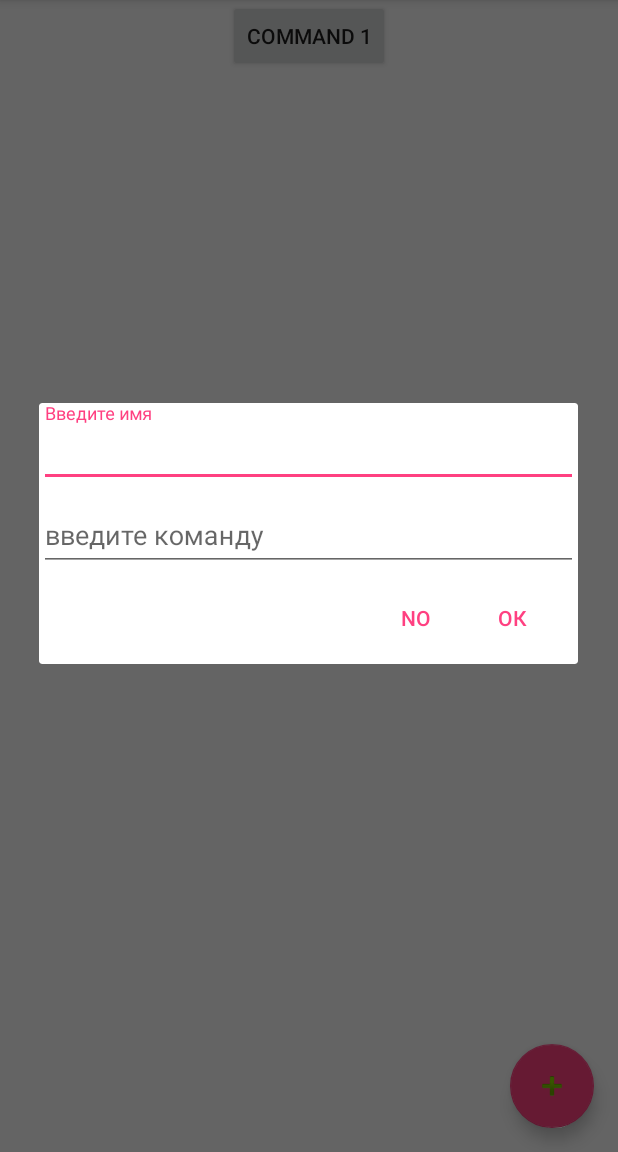
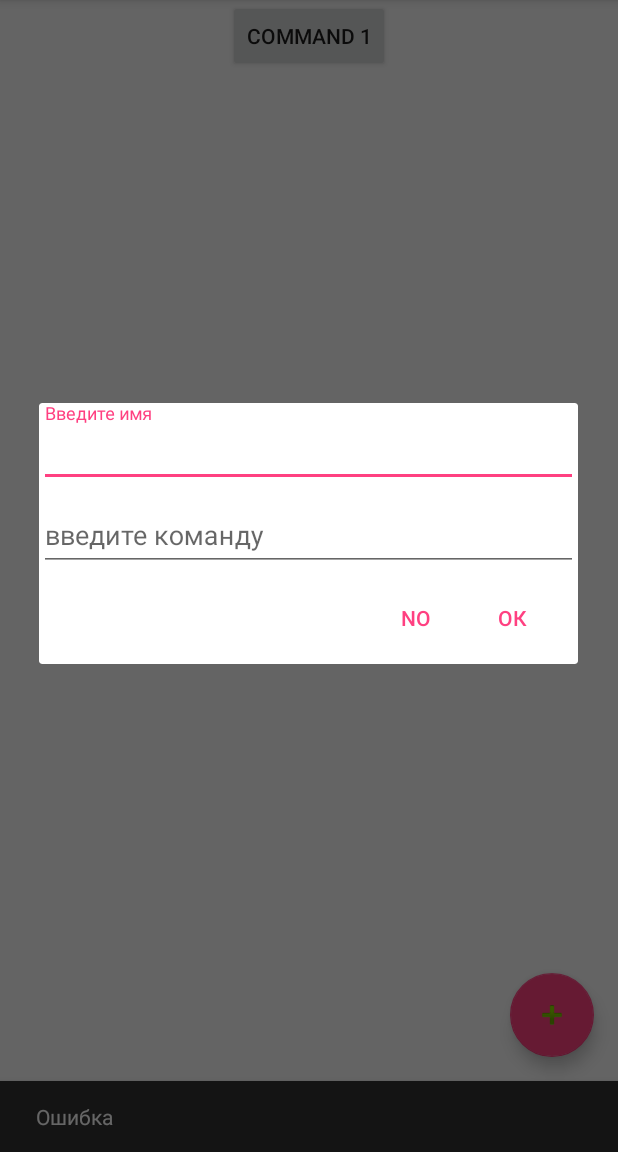
Before and after one commit to smeleyka/Pandora, an Android app: the screen it shows after launch (MainActivity), after a tap on an icon or button, on a phone screen of 412 x 824 dp, the part 84-1236 px from its top. Run offline under Robolectric (Android 15) with nearby library versions, the phone set to English and light mode, and no system bars; 1 other tap on this screen came first.

```diff
--- a/app/src/main/java/ru/smeleyka/pandora/MainActivity.java
+++ b/app/src/main/java/ru/smeleyka/pandora/MainActivity.java
@@ -1,17 +1,28 @@
 package ru.smeleyka.pandora;
 
+import android.Manifest;
 import android.content.DialogInterface;
+import android.content.Intent;
 import android.content.SharedPreferences;
+import android.content.pm.PackageManager;
+import android.net.Uri;
 import android.os.Bundle;
+import android.support.annotation.NonNull;
 import android.support.design.widget.FloatingActionButton;
+import android.support.design.widget.Snackbar;
+import android.support.v4.app.ActivityCompat;
 import android.support.v7.app.AlertDialog;
 import android.support.v7.app.AppCompatActivity;
 import android.support.v7.widget.Toolbar;
+import android.util.Log;
 import android.view.View;
+import android.widget.Button;
 
-public class MainActivity extends AppCompatActivity {
-    private static SharedPreferences sharedPref;
-    AlertDialog.Builder ad;
+public class MainActivity extends AppCompatActivity implements View.OnClickListener {
+    private static final int MY_PERMISSIONS_REQUEST_CALL_PHONE = 999;
+    private SharedPreferences sharedPref;
+    private Button button;
+    private AlertDialog.Builder ad;
 
     @Override
     protected void onCreate(Bundle savedInstanceState) {
@@ -19,10 +30,23 @@ public class MainActivity extends AppCompatActivity {
         setContentView(R.layout.activity_main);
         sharedPref = getPreferences(MODE_PRIVATE);
 
+        initView();
         initDialog();
+        initButton();
 
+    }
+
+    private void initButton() {
+        button = findViewById(R.id.button1);
+        button.setOnClickListener(this);
+
+    }
+
+    private void initView() {
+        Log.d("OnClick", "Init View");
         Toolbar toolbar = findViewById(R.id.toolbar);
         setSupportActionBar(toolbar);
+
 
         FloatingActionButton fab = findViewById(R.id.fab);
         fab.setOnClickListener(new View.OnClickListener() {
@@ -50,4 +74,38 @@ public class MainActivity extends AppCompatActivity {
         });
     }
 
+    @Override
+    public void onRequestPermissionsResult(int requestCode, @NonNull String[] permissions, @NonNull int[] grantResults) {
+
+
+    }
+
+    @Override
+    public void onClick(View v) {
+        if (v.getId() == R.id.button1) {
+            System.out.println("OnClickButton_true");
+            Uri number = Uri.parse("tel:123456789");
+            Intent callIntent = new Intent(Intent.ACTION_CALL, number);
+            while (ActivityCompat.checkSelfPermission(this, Manifest.permission.CALL_PHONE) != PackageManager.PERMISSION_GRANTED) {
+                System.out.println("PermissionDenied");
+                ActivityCompat.requestPermissions(this,
+                        new String[]{Manifest.permission.CALL_PHONE},
+                        MY_PERMISSIONS_REQUEST_CALL_PHONE);
+            }
+
+            System.out.println("StartCalling");
+            startActivity(callIntent);
+
+            Log.d("OnClick", "Button Clicked");
+            Snackbar
+                    .make(v, R.string.snack_erro, Snackbar.LENGTH_LONG)
+                    .show();
+
+        } else {
+            System.out.println("OnClickButton_else");
+            Snackbar
+                    .make(v, R.string.snack_erro, Snackbar.LENGTH_LONG)
+                    .show();
+        }
+    }
 }
--- a/app/src/main/res/layout/content_main.xml
+++ b/app/src/main/res/layout/content_main.xml
@@ -2,6 +2,7 @@
 <android.support.constraint.ConstraintLayout xmlns:android="http://schemas.android.com/apk/res/android"
     xmlns:app="http://schemas.android.com/apk/res-auto"
     xmlns:tools="http://schemas.android.com/tools"
+    android:id="@+id/content_layout"
     android:layout_width="match_parent"
     android:layout_height="match_parent"
     app:layout_behavior="@string/appbar_scrolling_view_behavior"
@@ -9,6 +10,7 @@
     tools:showIn="@layout/activity_main">
 
     <Button
+        android:id="@+id/button1"
         android:layout_width="wrap_content"
         android:layout_height="wrap_content"
         android:text="Command 1"
--- a/app/src/main/res/values/strings.xml
+++ b/app/src/main/res/values/strings.xml
@@ -93,4 +93,5 @@
     <string name="title_activity_main">Pandora</string>
     <string name="enter_name">Введите имя</string>
     <string name="enter_command">введите команду</string>
+    <string name="snack_erro">Ошибка</string>
 </resources>
```
Also changed, not shown: app/src/main/AndroidManifest.xml (+6 -5 lines).
